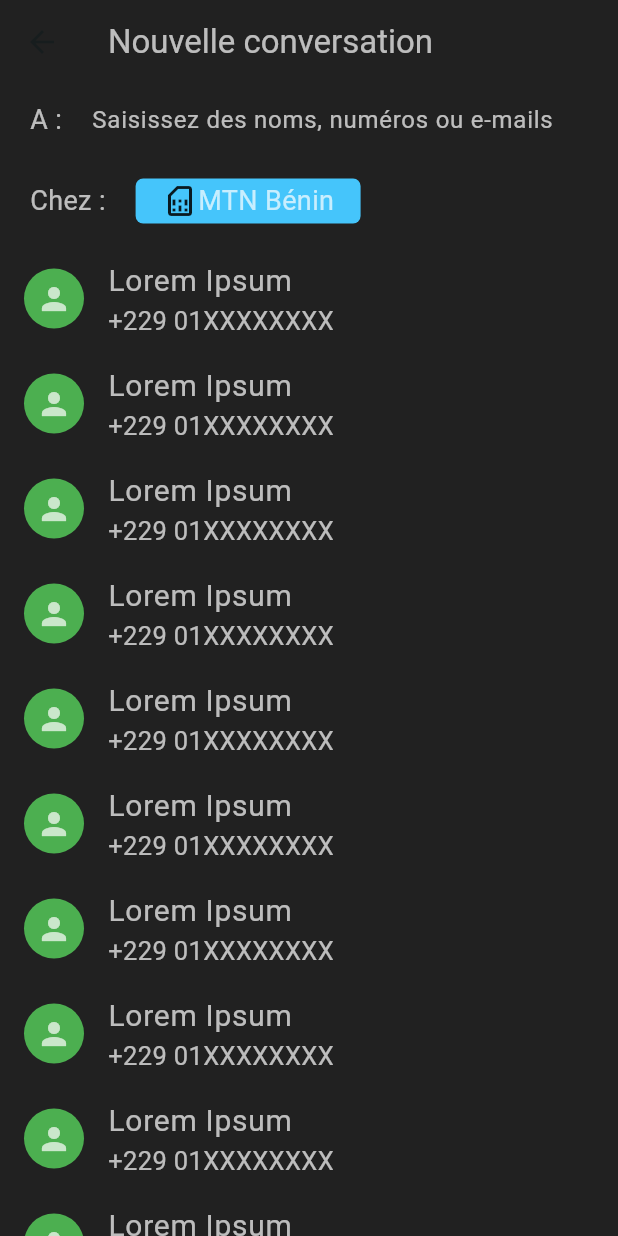
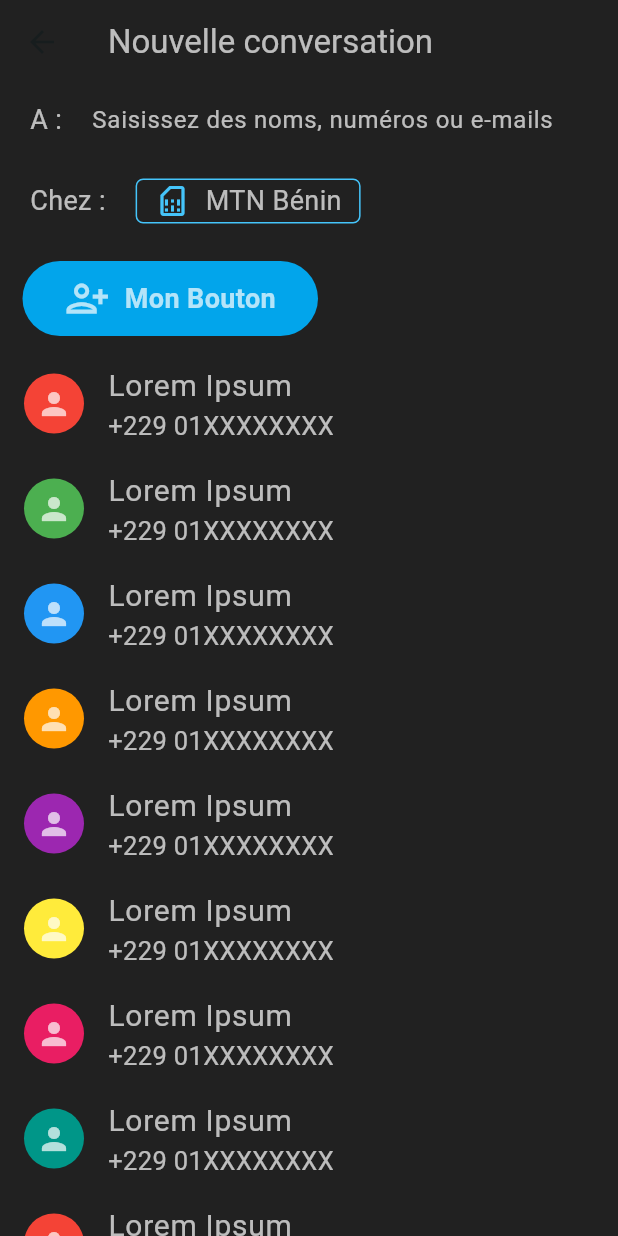
Before and after one commit to iddotahotantcha/messages_ui, a Flutter app: the screen it shows after launch, after a tap on "Démarrer une discussion", on a phone screen of 412 x 824 dp. Run offline on Flutter 3.47's test engine with Material 3 defaults, Android fonts, the phone set to English and light mode, and no system bars.

Commit message:
Les dernières modifications de l'application

```diff
--- a/lib/screen/nouvelle_conversation.dart
+++ b/lib/screen/nouvelle_conversation.dart
@@ -9,8 +9,22 @@ class NouvelleConversation extends StatefulWidget {
 }
 
 class _NouvelleConversationState extends State<NouvelleConversation> {
+  final List<Color> colors = [
+    Colors.red,
+    Colors.green,
+    Colors.blue,
+    Colors.orange,
+    Colors.purple,
+    Colors.yellow,
+    Colors.pink,
+    Colors.teal,
+  ];
+
   @override
   Widget build(BuildContext context) {
+    final screenWidth = MediaQuery.of(context).size.width;
+    final screenHeight = MediaQuery.of(context).size.height;
+
     return Scaffold(
       appBar: AppBar(
         backgroundColor: AppColor,
@@ -64,15 +78,19 @@ class _NouvelleConversationState extends State<NouvelleConversation> {
                     height: 30.0,
                     width: 150.0,
                     decoration: BoxDecoration(
-                      borderRadius: BorderRadius.circular(5.0),
-                      color: Color(0xFF45C5FB),
-                    ),
+                        borderRadius: BorderRadius.circular(5.0),
+                        //color: Color(0xFF45C5FB),
+                        border: Border.all(
+                          color: Color(0xFF45C5FB),
+                        )),
                     child: Row(
                       mainAxisAlignment: MainAxisAlignment.center,
                       children: [
                         Icon(
                           Icons.sim_card_outlined,
+                          color: Color(0xFF45C5FB),
                         ),
+                        SizedBox(width: 10.0),
                         Text(
                           "MTN Bénin",
                           style: TextStyle(color: TextColor, fontSize: 18.0),
@@ -85,12 +103,59 @@ class _NouvelleConversationState extends State<NouvelleConversation> {
             ),
             SizedBox(height: 15.0),
             Expanded(
-              child: ListView.builder(
-                itemCount: 30,
-                itemBuilder: (context, index) {
+                child: ListView.builder(
+              itemCount: 31, // Augmenté de 1 pour inclure le bouton au début
+              itemBuilder: (context, index) {
+                if (index == 0) {
+                  // Si c'est le premier élément, on affiche un bouton
+                  return Padding(
+                    padding: const EdgeInsets.only(
+                      top: 10.0,
+                      bottom: 10.0,
+                      left: 15.0,
+                      right: 200.0
+                    ),
+                    child: InkWell(
+                      onTap: () {
+                        // *
+                      },
+                      child: Container(
+                        height: 50.0,
+                        width: 250.0,
+                        decoration: BoxDecoration(
+                          color: Color.fromARGB(255, 2, 165, 235),
+                          borderRadius: BorderRadius.circular(50.0),
+                        ),
+                        child: Row(
+                          mainAxisAlignment: MainAxisAlignment.center,
+                          children: [
+                            Icon(
+                              Icons.person_add_alt,
+                              color: TextColor,
+                              size: 30.0,
+                            ),
+                            SizedBox(width: 10.0),
+                            Text(
+                              'Mon Bouton',
+                              style: TextStyle(
+                                fontSize: 18.0,
+                                color: TextColor,
+                                fontWeight: FontWeight.bold,
+                              ),
+                            ),
+                          ],
+                        ),
+                      ),
+                    ),
+                  );
+                } else {
+                  // Sinon, on affiche les ListTile classiques
+                  Color circleColor = colors[(index - 1) %
+                      colors
+                          .length]; // Utilisation de index-1 pour ne pas changer l'ordre des couleurs
                   return ListTile(
                     leading: CircleAvatar(
-                      backgroundColor: Colors.green,
+                      backgroundColor: circleColor,
                       child: Icon(
                         Icons.person,
                         color: TextColor,
@@ -113,9 +178,9 @@ class _NouvelleConversationState extends State<NouvelleConversation> {
                       ),
                     ),
                   );
-                },
-              ),
-            )
+                }
+              },
+            ))
           ],
         ),
       ),
--- a/lib/screen/page_principale.dart
+++ b/lib/screen/page_principale.dart
@@ -1,4 +1,5 @@
 import 'package:flutter/material.dart';
+import 'package:flutter/rendering.dart';
 import 'package:messages/config.dart';
 import 'package:messages/screen/archivees.dart';
 import 'package:messages/screen/nouvelle_conversation.dart';
@@ -31,6 +32,48 @@ class _PagePrincipaleState extends State<PagePrincipale> {
       .toList();
 
   late String _btn3SelectedVal;
+
+  final List<Color> colors = [
+    Colors.red,
+    Colors.green,
+    Colors.blue,
+    Colors.orange,
+    Colors.purple,
+    Colors.yellow,
+    Colors.pink,
+    Colors.teal,
+  ];
+
+  final ScrollController _scrollController = ScrollController();
+  bool _showFullFAB = true; // Contrôle l'affichage complet ou réduit du FAB
+
+  @override
+  void initState() {
+    super.initState();
+    _scrollController.addListener(() {
+      if (_scrollController.position.userScrollDirection ==
+          ScrollDirection.reverse) {
+        if (_showFullFAB) {
+          setState(() {
+            _showFullFAB = false; // Réduit le FAB
+          });
+        }
+      } else if (_scrollController.position.userScrollDirection ==
+          ScrollDirection.forward) {
+        if (!_showFullFAB) {
+          setState(() {
+            _showFullFAB = true; // Affiche le FAB complet
+          });
+        }
+      }
+    });
+  }
+
+  @override
+  void dispose() {
+    _scrollController.dispose();
+    super.dispose();
+  }
 
   @override
   Widget build(BuildContext context) {
@@ -101,11 +144,13 @@ class _PagePrincipaleState extends State<PagePrincipale> {
           color: AppColor,
         ),
         child: ListView.builder(
+          controller: _scrollController, // Attach le ScrollController ici
           itemCount: 30,
           itemBuilder: (context, index) {
+            Color circleColor = colors[index % colors.length];
             return ListTile(
               leading: CircleAvatar(
-                backgroundColor: Colors.green,
+                backgroundColor: circleColor,
                 child: Icon(
                   Icons.person,
                   color: TextColor,
@@ -138,12 +183,19 @@ class _PagePrincipaleState extends State<PagePrincipale> {
           },
         ),
       ),
-      floatingActionButton: Container(
+      floatingActionButton: AnimatedSwitcher(
+        duration: Duration(milliseconds: 200),
+        child: _showFullFAB
+            ? Container(
+                key: ValueKey("full_fab"),
                 width: 250.0,
                 child: FloatingActionButton(
                   backgroundColor: Color(0xFF45C5FB),
                   onPressed: () {
-            Navigator.push(context, MaterialPageRoute(builder: (builder) =>NouvelleConversation()));
+                    Navigator.push(
+                        context,
+                        MaterialPageRoute(
+                            builder: (builder) => NouvelleConversation()));
                   },
                   child: Row(
                     mainAxisAlignment: MainAxisAlignment.center,
@@ -152,7 +204,7 @@ class _PagePrincipaleState extends State<PagePrincipale> {
                         Icons.messenger_outline_sharp,
                         color: AppColor,
                       ),
-              SizedBox(width: 10.0), //45C5FB
+                      SizedBox(width: 10.0),
                       Text(
                         "Démarrer une discussion",
                         style: TextStyle(
@@ -163,6 +215,21 @@ class _PagePrincipaleState extends State<PagePrincipale> {
                     ],
                   ),
                 ),
+              )
+            : FloatingActionButton(
+                key: ValueKey("icon_fab"),
+                backgroundColor: Color(0xFF45C5FB),
+                onPressed: () {
+                  Navigator.push(
+                      context,
+                      MaterialPageRoute(
+                          builder: (builder) => NouvelleConversation()));
+                },
+                child: Icon(
+                  Icons.messenger_outline_sharp,
+                  color: AppColor,
+                ),
+              ),
       ),
     );
   }
```
Lines whose indentation alone changed are shown as unchanged.
